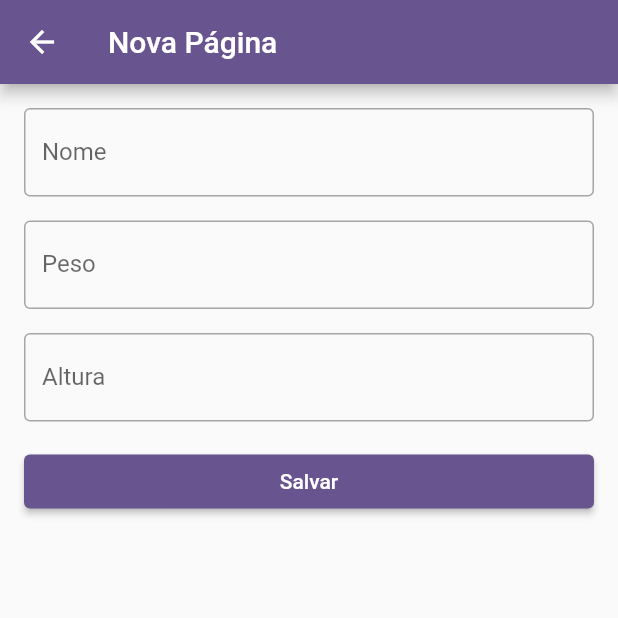
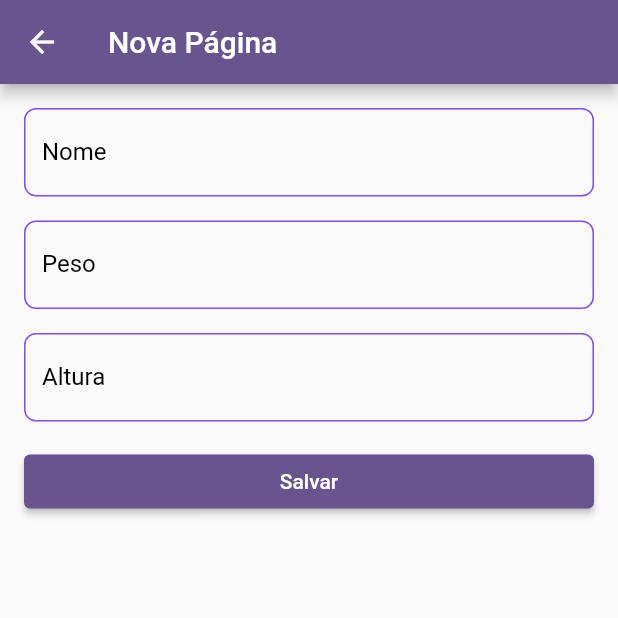
Before and after one commit to lorenzobaroni/desenvolvimento_flutter, a Flutter app: the CriarPessoaPage screen opened by its route, on a phone screen of 412 x 824 dp, the top half of it. Run offline on Flutter 3.47's test engine with Material 3 defaults, Android fonts, the phone set to English and light mode, and no system bars; our stand-ins replace faker, get_it, shared_preferences; accounts and stored records are empty.

Commit message:
feat: ValueNotifier + Snackbars

```diff
--- a/lib/controllers/pessoa_controller.dart
+++ b/lib/controllers/pessoa_controller.dart
@@ -5,6 +5,8 @@ import 'package:flutter/material.dart';
 class PessoaController extends ChangeNotifier{
   List<Pessoa> _pessoas = [];
   List<Pessoa> get pessoas => _pessoas;
+
+  ValueNotifier<String> mensagemNotifier = ValueNotifier('');
 
   void adicionarPessoa(CriarPessoaDto criarPessoa){
     final pessoa = Pessoa(
@@ -14,11 +16,13 @@ class PessoaController extends ChangeNotifier{
       peso: criarPessoa.peso,
     );
     _pessoas.add(pessoa);
+    mensagemNotifier.value = 'Pessoa ${pessoa.nome} adicionada com sucesso!';
     notifyListeners();
   }
 
   void removerPessoa(Pessoa pessoa){
     _pessoas.remove(pessoa);
+    mensagemNotifier.value = 'Pessoa ${pessoa.nome} removida com sucesso!';
     notifyListeners();
   }
 }
--- a/lib/controllers/theme_controller.dart
+++ b/lib/controllers/theme_controller.dart
@@ -8,11 +8,14 @@ class ThemeController extends ChangeNotifier {
 
   ThemeController({required this.sharedPreferences});
 
+  ValueNotifier<String> themeNotifier = ValueNotifier('');
+
   ThemeData get currentTheme => isLightTheme ? lightTheme : darkTheme;
 
   void toggleTheme() async {
     isLightTheme = !isLightTheme;
     await sharedPreferences.setBool('isLightTheme', isLightTheme);
+    themeNotifier.value = 'Tema alterado para ${isLightTheme ? "Claro" : "Escuro"}';
     notifyListeners();
   }
 
--- a/lib/pages/criar_pessoa_page.dart
+++ b/lib/pages/criar_pessoa_page.dart
@@ -41,7 +41,6 @@ class _CriarPessoaPageState extends State<CriarPessoaPage> {
                   return null;
                 },
                 controller: nomeController,
-                style: TextStyle(color: Colors.black),
                 decoration: InputDecoration(
                   labelText: "Nome",
                   border: OutlineInputBorder(),
@@ -61,7 +60,6 @@ class _CriarPessoaPageState extends State<CriarPessoaPage> {
                   return null;
                 },
                 controller: pesoController,
-                style: TextStyle(color: Colors.black),
                 decoration: InputDecoration(
                   labelText: "Peso",
                   border: OutlineInputBorder(),
@@ -82,7 +80,6 @@ class _CriarPessoaPageState extends State<CriarPessoaPage> {
                   return null;
                 },
                 controller: alturaController,
-                style: TextStyle(color: Colors.black),
                 decoration: InputDecoration(
                   labelText: "Altura",
                   border: OutlineInputBorder(),
--- a/lib/themes/themes.dart
+++ b/lib/themes/themes.dart
@@ -5,7 +5,19 @@ final lightTheme = ThemeData(
         colorScheme: ColorScheme.fromSeed(seedColor: Colors.deepPurple),
         textTheme: TextTheme(
           bodyMedium: TextStyle(color: Colors.black),
-          titleMedium: TextStyle(color: Colors.white),
+          titleMedium: TextStyle(color: Colors.black),
+  ),
+  inputDecorationTheme: InputDecorationTheme(
+    labelStyle: const TextStyle(color: Colors.black),
+    hintStyle: const TextStyle(color: Colors.black87),
+    enabledBorder: OutlineInputBorder(
+      borderSide: const BorderSide(color: Colors.deepPurpleAccent),
+      borderRadius: BorderRadius.circular(8),
+    ),
+    focusedBorder: OutlineInputBorder(
+      borderSide: const BorderSide(color: Colors.deepPurple, width: 2),
+      borderRadius: BorderRadius.circular(8),
+    ),
   ),
 );
 
@@ -25,4 +37,18 @@ final darkTheme =  ThemeData.dark(
     backgroundColor: Colors.deepPurple,
     foregroundColor: Colors.white,
   ),
+  inputDecorationTheme: InputDecorationTheme(
+    filled: true,
+    fillColor: Colors.grey[900],
+    labelStyle: const TextStyle(color: Colors.white),
+    hintStyle: const TextStyle(color: Colors.white70),
+    enabledBorder: OutlineInputBorder(
+      borderSide: const BorderSide(color: Colors.deepPurpleAccent),
+      borderRadius: BorderRadius.circular(8),
+    ),
+    focusedBorder: OutlineInputBorder(
+      borderSide: const BorderSide(color: Colors.deepPurple, width: 2),
+      borderRadius: BorderRadius.circular(8),
+    ),
+  ),
 );
--- a/lib/widgets/core/default_dialog_container.dart
+++ b/lib/widgets/core/default_dialog_container.dart
@@ -14,7 +14,7 @@ class DefaultDialogContainer extends StatelessWidget {
               margin: EdgeInsets.only(bottom: 2),
               padding: EdgeInsets.all(8),
               decoration: BoxDecoration(
-                color: const Color.fromARGB(255, 81, 142, 248),
+                color: const Color.fromARGB(255, 28, 71, 146),
                 borderRadius: BorderRadius.circular(8),
               ),
               child: child,
--- a/lib/widgets/pessoa/pessoa_dialog.dart
+++ b/lib/widgets/pessoa/pessoa_dialog.dart
@@ -22,9 +22,9 @@ class PessoaDialog extends StatelessWidget {
           children: [
             Text("Detalhes da pessoa",
                   style: TextStyle(
-                  color: Colors.black, // 🔹 Cor do texto
-                  fontSize: 16,      // (opcional) tamanho do texto
-                  fontWeight: FontWeight.bold, // (opcional) peso da fonte
+                  color: Colors.black,
+                  fontSize: 16,
+                  fontWeight: FontWeight.bold,
               ),
             ),
             SizedBox(height: 16),
```
Also changed, not shown: lib/pages/home_page.dart (+31 -4 lines).
